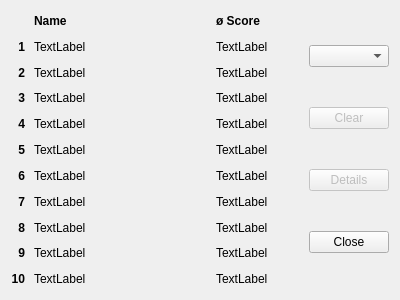
Above: ui/highscore.ui from gulp21/QeoDart before the change. Below: the same form after it.
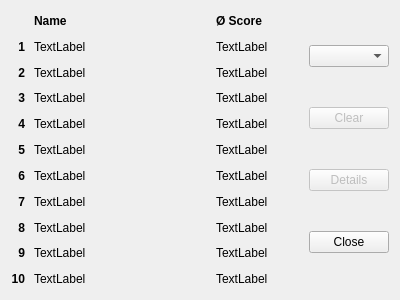
That is the form after the change. Icons and pictures are not drawn.

Diff of the .ui file:
```diff
--- a/ui/highscore.ui
+++ b/ui/highscore.ui
@@ -45,7 +45,7 @@
         </font>
        </property>
        <property name="text">
-        <string>ø Score</string>
+        <string>Ø Score</string>
        </property>
       </widget>
      </item>
```
